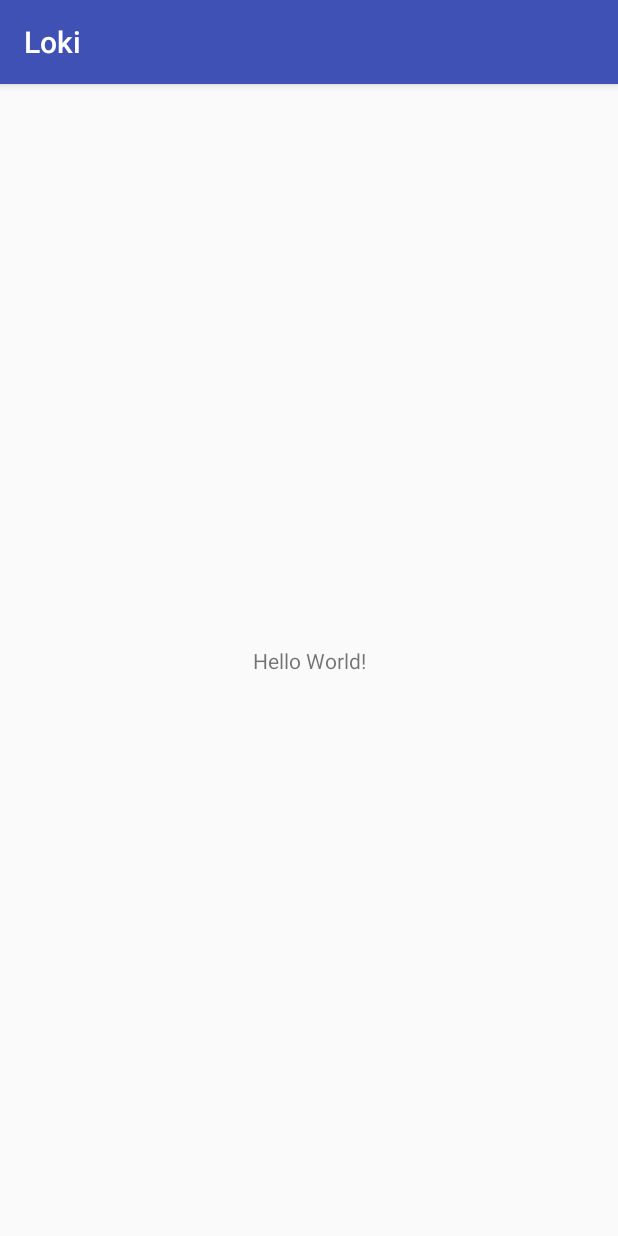
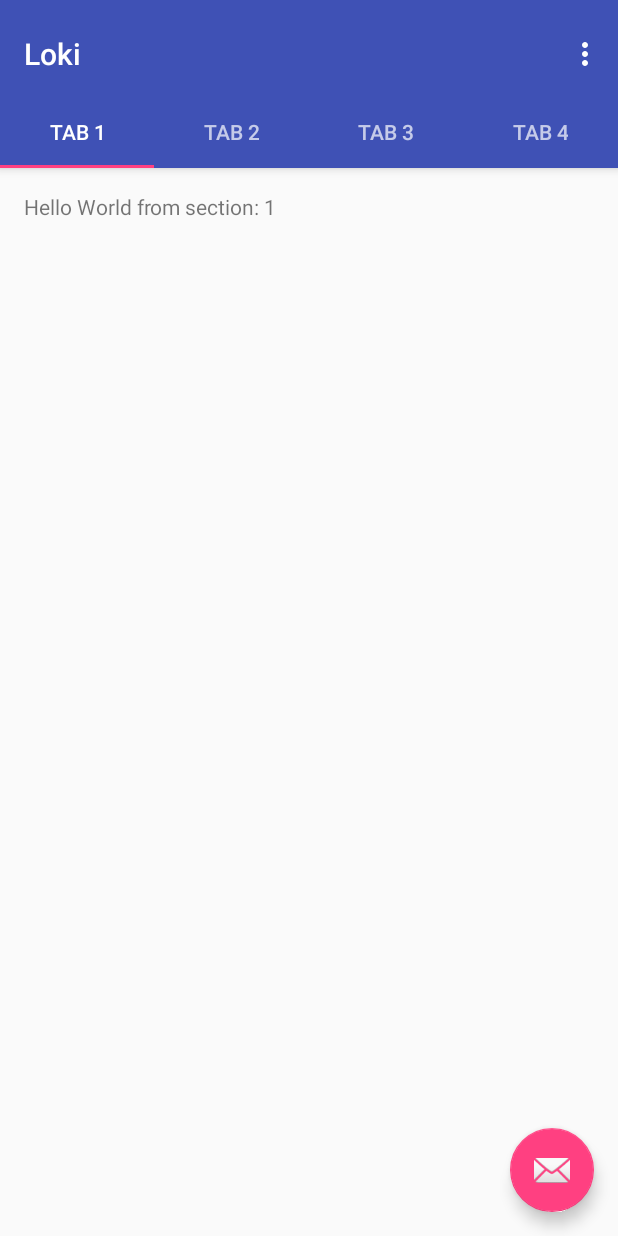
Before and after one commit to KvrAshoes/Loki, an Android app: the screen it shows after launch (MainActivity before the commit, TabbedActivity after it), on a phone screen of 412 x 824 dp. Run offline under Robolectric (Android 15) with nearby library versions, the phone set to English and light mode, and no system bars.

Commit message:
Tabs Commit

```diff
--- a/app/build.gradle
+++ b/app/build.gradle
@@ -22,6 +22,7 @@ dependencies {
     implementation fileTree(dir: 'libs', include: ['*.jar'])
     implementation 'com.android.support:appcompat-v7:26.1.0'
     implementation 'com.android.support.constraint:constraint-layout:1.0.2'
+    implementation 'com.android.support:design:26.1.0'
     testImplementation 'junit:junit:4.12'
     androidTestImplementation 'com.android.support.test:runner:1.0.1'
     androidTestImplementation 'com.android.support.test.espresso:espresso-core:3.0.1'
--- /dev/null
+++ b/app/src/main/java/com/project/shoes/loki/TabbedActivity.java
@@ -0,0 +1,134 @@
+package com.project.shoes.loki;
+
+import android.support.design.widget.TabLayout;
+import android.support.design.widget.FloatingActionButton;
+import android.support.design.widget.Snackbar;
+import android.support.v7.app.AppCompatActivity;
+import android.support.v7.widget.Toolbar;
+import android.support.v4.app.Fragment;
+import android.support.v4.app.FragmentManager;
+import android.support.v4.app.FragmentPagerAdapter;
+import android.support.v4.view.ViewPager;
+import android.os.Bundle;
+import android.view.LayoutInflater;
+import android.view.Menu;
+import android.view.MenuItem;
+import android.view.View;
+import android.view.ViewGroup;
+import android.widget.TextView;
+
+public class TabbedActivity extends AppCompatActivity {
+
+    private SectionsPagerAdapter mSectionsPagerAdapter;
+
+    private ViewPager mViewPager;
+
+    @Override
+    protected void onCreate(Bundle savedInstanceState) {
+        super.onCreate(savedInstanceState);
+        setContentView(R.layout.activity_tabbed);
+
+        Toolbar toolbar = (Toolbar) findViewById(R.id.toolbar);
+        setSupportActionBar(toolbar);
+        // Create the adapter that will return a fragment for each of the three
+        // primary sections of the activity.
+        mSectionsPagerAdapter = new SectionsPagerAdapter(getSupportFragmentManager());
+
+        // Set up the ViewPager with the sections adapter.
+        mViewPager = (ViewPager) findViewById(R.id.container);
+        mViewPager.setAdapter(mSectionsPagerAdapter);
+
+        TabLayout tabLayout = (TabLayout) findViewById(R.id.tabs);
+
+        mViewPager.addOnPageChangeListener(new TabLayout.TabLayoutOnPageChangeListener(tabLayout));
+        tabLayout.addOnTabSelectedListener(new TabLayout.ViewPagerOnTabSelectedListener(mViewPager));
+
+        FloatingActionButton fab = (FloatingActionButton) findViewById(R.id.fab);
+    }
+
+
+    @Override
+    public boolean onCreateOptionsMenu(Menu menu) {
+        // Inflate the menu; this adds items to the action bar if it is present.
+        getMenuInflater().inflate(R.menu.menu_tabbed, menu);
+        return true;
+    }
+
+    @Override
+    public boolean onOptionsItemSelected(MenuItem item) {
+        // Handle action bar item clicks here. The action bar will
+        // automatically handle clicks on the Home/Up button, so long
+        // as you specify a parent activity in AndroidManifest.xml.
+        int id = item.getItemId();
+
+        //noinspection SimplifiableIfStatement
+        if (id == R.id.action_settings) {
+            return true;
+        }
+
+        return super.onOptionsItemSelected(item);
+    }
+
+    /**
+     * A placeholder fragment containing a simple view.
+     */
+    public static class PlaceholderFragment extends Fragment {
+        /**
+         * The fragment argument representing the section number for this
+         * fragment.
+         */
+        private static final String ARG_SECTION_NUMBER = "section_number";
+
+        public PlaceholderFragment() {
+        }
+
+        /**
+         * Returns a new instance of this fragment for the given section
+         * number.
+         */
+        public static PlaceholderFragment newInstance(int sectionNumber) {
+            PlaceholderFragment fragment = new PlaceholderFragment();
+            Bundle args = new Bundle();
+            args.putInt(ARG_SECTION_NUMBER, sectionNumber);
+            fragment.setArguments(args);
+            return fragment;
+        }
+
+        @Override
+        public View onCreateView(LayoutInflater inflater, ViewGroup container,
+                                 Bundle savedInstanceState) {
+            View rootView = inflater.inflate(R.layout.fragment_tabbed, container, false);
+            TextView textView = (TextView) rootView.findViewById(R.id.section_label);
+            textView.setText(getString(R.string.section_format, getArguments().getInt(ARG_SECTION_NUMBER)));
+            return rootView;
+        }
+    }
+
+    public void onClickFloatingButton(View view){
+        Snackbar.make(view, "ON CLICK FLOATING BUTTON", Snackbar.LENGTH_LONG).setAction("Action", null).show();
+    }
+
+    /**gno
+     * A {@link FragmentPagerAdapter} that returns a fragment corresponding to
+     * one of the sections/tabs/pages.
+     */
+    public class SectionsPagerAdapter extends FragmentPagerAdapter {
+
+        public SectionsPagerAdapter(FragmentManager fm) {
+            super(fm);
+        }
+
+        @Override
+        public Fragment getItem(int position) {
+            // getItem is called to instantiate the fragment for the given page.
+            // Return a PlaceholderFragment (defined as a static inner class below).
+            return PlaceholderFragment.newInstance(position + 1);
+        }
+
+        @Override
+        public int getCount() {
+            // Show 3 total pages.
+            return 4;
+        }
+    }
+}
--- /dev/null
+++ b/app/src/main/res/layout/activity_tabbed.xml
@@ -0,0 +1,76 @@
+<?xml version="1.0" encoding="utf-8"?>
+<android.support.design.widget.CoordinatorLayout xmlns:android="http://schemas.android.com/apk/res/android"
+    xmlns:app="http://schemas.android.com/apk/res-auto"
+    xmlns:tools="http://schemas.android.com/tools"
+    android:id="@+id/main_content"
+    android:layout_width="match_parent"
+    android:layout_height="match_parent"
+    android:fitsSystemWindows="true"
+    tools:context="com.project.shoes.loki.TabbedActivity">
+
+    <android.support.design.widget.AppBarLayout
+        android:id="@+id/appbar"
+        android:layout_width="match_parent"
+        android:layout_height="wrap_content"
+        android:paddingTop="@dimen/appbar_padding_top"
+        android:theme="@style/AppTheme.AppBarOverlay">
+
+        <android.support.v7.widget.Toolbar
+            android:id="@+id/toolbar"
+            android:layout_width="match_parent"
+            android:layout_height="?attr/actionBarSize"
+            android:layout_weight="1"
+            android:background="?attr/colorPrimary"
+            app:layout_scrollFlags="scroll|enterAlways"
+            app:popupTheme="@style/AppTheme.PopupOverlay"
+            app:title="@string/app_name">
+
+        </android.support.v7.widget.Toolbar>
+
+        <android.support.design.widget.TabLayout
+            android:id="@+id/tabs"
+            android:layout_width="match_parent"
+            android:layout_height="wrap_content">
+
+            <android.support.design.widget.TabItem
+                android:id="@+id/tabItem"
+                android:layout_width="wrap_content"
+                android:layout_height="wrap_content"
+                android:text="@string/tab_text_1" />
+
+            <android.support.design.widget.TabItem
+                android:id="@+id/tabItem2"
+                android:layout_width="wrap_content"
+                android:layout_height="wrap_content"
+                android:text="@string/tab_text_2" />
+
+            <android.support.design.widget.TabItem
+                android:id="@+id/tabItem3"
+                android:layout_width="wrap_content"
+                android:layout_height="wrap_content"
+                android:text="@string/tab_text_3" />
+            <android.support.design.widget.TabItem
+                android:id="@+id/tabItem4"
+                android:layout_width="wrap_content"
+                android:layout_height="wrap_content"
+                android:text="@string/tab_text_4" />
+
+        </android.support.design.widget.TabLayout>
+    </android.support.design.widget.AppBarLayout>
+
+    <android.support.v4.view.ViewPager
+        android:id="@+id/container"
+        android:layout_width="match_parent"
+        android:layout_height="match_parent"
+        app:layout_behavior="@string/appbar_scrolling_view_behavior" />
+
+    <android.support.design.widget.FloatingActionButton
+        android:id="@+id/fab"
+        android:layout_width="wrap_content"
+        android:layout_height="wrap_content"
+        android:layout_gravity="end|bottom"
+        android:onClick="onClickFloatingButton"
+        android:layout_margin="@dimen/fab_margin"
+        app:srcCompat="@android:drawable/ic_dialog_email" />
+
+</android.support.design.widget.CoordinatorLayout>
--- /dev/null
+++ b/app/src/main/res/layout/fragment_tabbed.xml
@@ -0,0 +1,22 @@
+<android.support.constraint.ConstraintLayout xmlns:android="http://schemas.android.com/apk/res/android"
+    xmlns:app="http://schemas.android.com/apk/res-auto"
+    xmlns:tools="http://schemas.android.com/tools"
+    android:id="@+id/constraintLayout"
+    android:layout_width="match_parent"
+    android:layout_height="match_parent"
+    tools:context="com.project.shoes.loki.TabbedActivity$PlaceholderFragment">
+
+    <TextView
+        android:id="@+id/section_label"
+        android:layout_width="wrap_content"
+        android:layout_height="wrap_content"
+        android:layout_marginBottom="@dimen/activity_vertical_margin"
+        android:layout_marginEnd="@dimen/activity_horizontal_margin"
+        android:layout_marginStart="@dimen/activity_horizontal_margin"
+        android:layout_marginTop="@dimen/activity_vertical_margin"
+        app:layout_constraintLeft_toLeftOf="parent"
+        app:layout_constraintTop_toTopOf="@+id/constraintLayout"
+        tools:layout_constraintLeft_creator="1"
+        tools:layout_constraintTop_creator="1" />
+
+</android.support.constraint.ConstraintLayout>
--- /dev/null
+++ b/app/src/main/res/menu/menu_tabbed.xml
@@ -0,0 +1,10 @@
+<menu xmlns:android="http://schemas.android.com/apk/res/android"
+    xmlns:app="http://schemas.android.com/apk/res-auto"
+    xmlns:tools="http://schemas.android.com/tools"
+    tools:context="com.project.shoes.loki.TabbedActivity">
+    <item
+        android:id="@+id/action_settings"
+        android:orderInCategory="100"
+        android:title="@string/action_settings"
+        app:showAsAction="never" />
+</menu>
--- /dev/null
+++ b/app/src/main/res/values-w820dp/dimens.xml
@@ -0,0 +1,6 @@
+<resources>
+    <!-- Example customization of dimensions originally defined in res/values/dimens.xml
+         (such as screen margins) for screens with more than 820dp of available width. This
+         would include 7" and 10" devices in landscape (~960dp and ~1280dp respectively). -->
+    <dimen name="activity_horizontal_margin">64dp</dimen>
+</resources>
--- /dev/null
+++ b/app/src/main/res/values/dimens.xml
@@ -0,0 +1,7 @@
+<resources>
+    <!-- Default screen margins, per the Android Design guidelines. -->
+    <dimen name="activity_horizontal_margin">16dp</dimen>
+    <dimen name="activity_vertical_margin">16dp</dimen>
+    <dimen name="fab_margin">16dp</dimen>
+    <dimen name="appbar_padding_top">8dp</dimen>
+</resources>
--- a/app/src/main/res/values/strings.xml
+++ b/app/src/main/res/values/strings.xml
@@ -1,3 +1,10 @@
 <resources>
     <string name="app_name">Loki</string>
+    <string name="title_activity_tabbed">TabbedActivity</string>
+    <string name="tab_text_1">Tab 1</string>
+    <string name="tab_text_2">Tab 2</string>
+    <string name="tab_text_3">Tab 3</string>
+    <string name="tab_text_4">Tab 4</string>
+    <string name="action_settings">Settings</string>
+    <string name="section_format">Hello World from section: %1$d</string>
 </resources>
--- a/app/src/main/res/values/styles.xml
+++ b/app/src/main/res/values/styles.xml
@@ -8,4 +8,13 @@
         <item name="colorAccent">@color/colorAccent</item>
     </style>
 
+    <style name="AppTheme.NoActionBar">
+        <item name="windowActionBar">false</item>
+        <item name="windowNoTitle">true</item>
+    </style>
+
+    <style name="AppTheme.AppBarOverlay" parent="ThemeOverlay.AppCompat.Dark.ActionBar" />
+
+    <style name="AppTheme.PopupOverlay" parent="ThemeOverlay.AppCompat.Light" />
+
 </resources>
```
Also changed, not shown: app/src/main/AndroidManifest.xml (+7 -4 lines).
